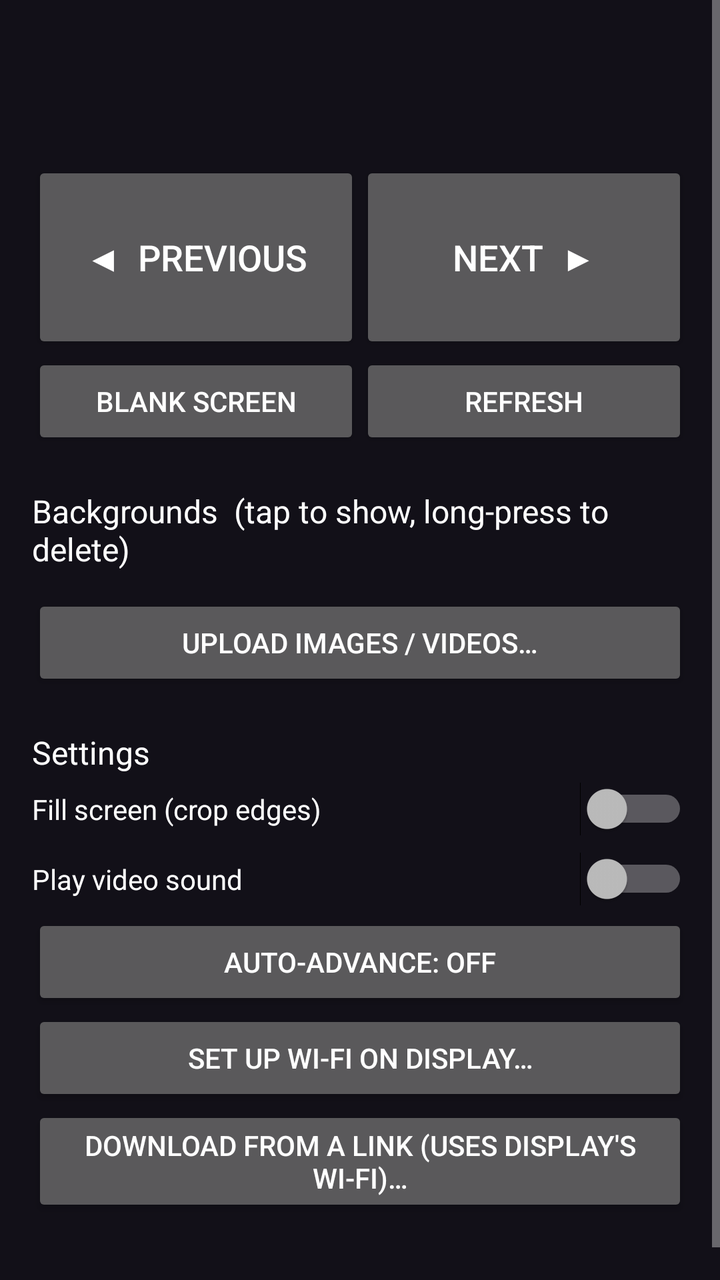
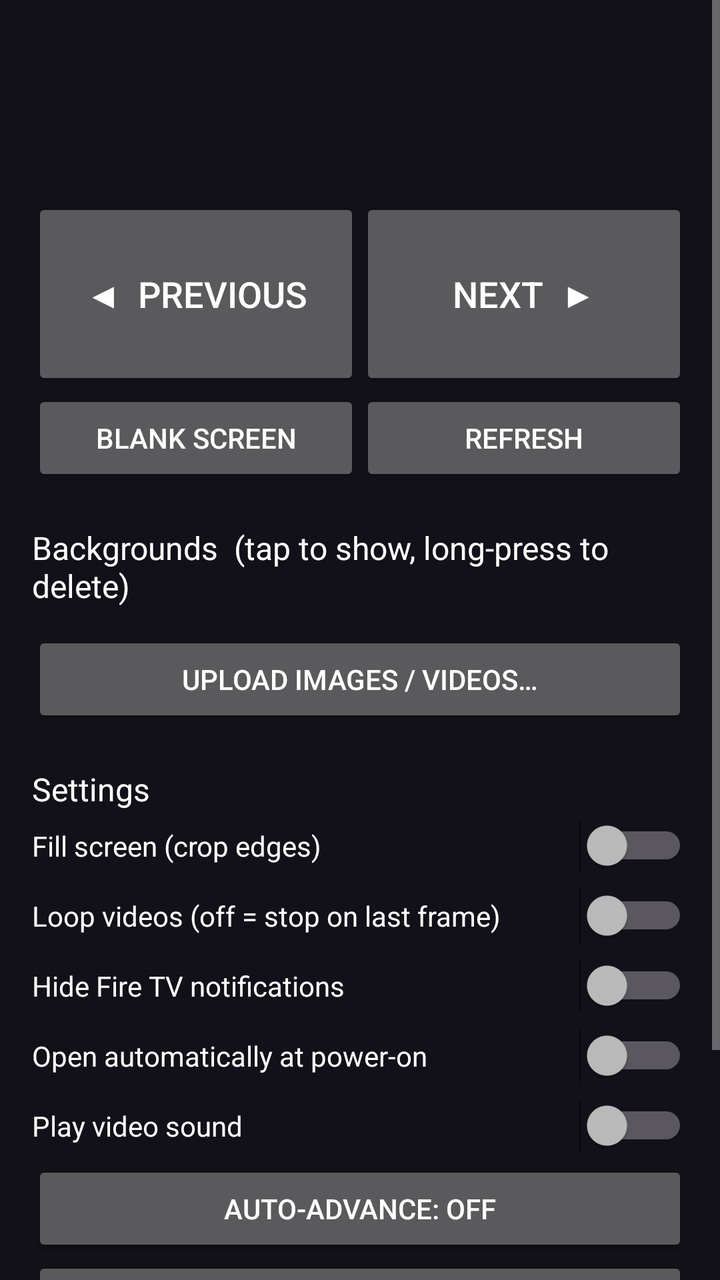

Two renders of the same Android screen: before a commit and after it. Below are the layout's source before the change and the commit's diff.
<!-- AndroidManifest.xml: application theme Theme.Controller -->
<!-- res/layout/activity_remote.xml -->
<?xml version="1.0" encoding="utf-8"?>
<ScrollView xmlns:android="http://schemas.android.com/apk/res/android"
    android:layout_width="match_parent"
    android:layout_height="match_parent">

    <LinearLayout
        android:layout_width="match_parent"
        android:layout_height="wrap_content"
        android:orientation="vertical"
        android:padding="16dp">

        <TextView
            android:id="@+id/connection"
            android:layout_width="match_parent"
            android:layout_height="wrap_content"
            android:textAppearance="@android:style/TextAppearance.Material.Subhead" />

        <TextView
            android:id="@+id/showing"
            android:layout_width="match_parent"
            android:layout_height="wrap_content"
            android:paddingTop="4dp"
            android:paddingBottom="12dp"
            android:textAppearance="@android:style/TextAppearance.Material.Title" />

        <Button
            android:id="@+id/reconnect"
            android:layout_width="match_parent"
            android:layout_height="wrap_content"
            android:text="Reconnect"
            android:visibility="gone" />

        <LinearLayout
            android:layout_width="match_parent"
            android:layout_height="wrap_content">

            <Button
                android:id="@+id/prev"
                android:layout_width="0dp"
                android:layout_height="96dp"
                android:layout_weight="1"
                android:text="◀  Previous"
                android:textSize="18sp" />

            <Button
                android:id="@+id/next"
                android:layout_width="0dp"
                android:layout_height="96dp"
                android:layout_weight="1"
                android:text="Next  ▶"
                android:textSize="18sp" />
        </LinearLayout>

        <LinearLayout
            android:layout_width="match_parent"
            android:layout_height="wrap_content">

            <Button
                android:id="@+id/blank"
                android:layout_width="0dp"
                android:layout_height="wrap_content"
                android:layout_weight="1"
                android:text="Blank screen" />

            <Button
                android:id="@+id/refresh"
                android:layout_width="0dp"
                android:layout_height="wrap_content"
                android:layout_weight="1"
                android:text="Refresh" />
        </LinearLayout>

        <TextView
            android:layout_width="match_parent"
            android:layout_height="wrap_content"
            android:paddingTop="20dp"
            android:text="Backgrounds  (tap to show, long-press to delete)"
            android:textAppearance="@android:style/TextAppearance.Material.Subhead" />

        <LinearLayout
            android:id="@+id/items"
            android:layout_width="match_parent"
            android:layout_height="wrap_content"
            android:orientation="vertical"
            android:paddingTop="4dp"
            android:paddingBottom="8dp" />

        <Button
            android:id="@+id/upload"
            android:layout_width="match_parent"
            android:layout_height="wrap_content"
            android:text="Upload images / videos…" />

        <ProgressBar
            android:id="@+id/uploadProgress"
            style="@android:style/Widget.Material.ProgressBar.Horizontal"
            android:layout_width="match_parent"
            android:layout_height="wrap_content"
            android:max="1000"
            android:visibility="gone" />

        <TextView
            android:id="@+id/uploadText"
            android:layout_width="match_parent"
            android:layout_height="wrap_content"
            android:visibility="gone" />

        <TextView
            android:layout_width="match_parent"
            android:layout_height="wrap_content"
            android:paddingTop="20dp"
            android:text="Settings"
            android:textAppearance="@android:style/TextAppearance.Material.Subhead" />

        <Switch
            android:id="@+id/fit"
            android:layout_width="match_parent"
            android:layout_height="wrap_content"
            android:paddingTop="8dp"
            android:paddingBottom="8dp"
            android:text="Fill screen (crop edges)" />

        <Switch
            android:id="@+id/audio"
            android:layout_width="match_parent"
            android:layout_height="wrap_content"
            android:paddingTop="8dp"
            android:paddingBottom="8dp"
            android:text="Play video sound" />

        <Button
            android:id="@+id/interval"
            android:layout_width="match_parent"
            android:layout_height="wrap_content"
            android:text="Auto-advance: off" />

        <Button
            android:id="@+id/wifi"
            android:layout_width="match_parent"
            android:layout_height="wrap_content"
            android:text="Set up Wi-Fi on display…" />

        <Button
            android:id="@+id/fetch"
            android:layout_width="match_parent"
            android:layout_height="wrap_content"
            android:text="Download from a link (uses display's Wi-Fi)…" />

        <TextView
            android:id="@+id/details"
            android:layout_width="match_parent"
            android:layout_height="wrap_content"
            android:fontFamily="monospace"
            android:paddingTop="16dp"
            android:textSize="12sp" />
    </LinearLayout>
</ScrollView>
<!-- resources referenced by this layout -->
<resources>
  <style name="Theme.Controller" parent="android:Theme.Material">
          <item name="android:colorPrimary">#1E1B2E</item>
          <item name="android:colorPrimaryDark">#14121F</item>
          <item name="android:colorAccent">#FF5C8A</item>
          <item name="android:windowBackground">#121018</item>
      </style>
</resources>

<!-- the commit's change to res/layout/activity_remote.xml (unified diff, before → after) -->
@@ -14,6 +14,13 @@
             android:layout_width="match_parent"
             android:layout_height="wrap_content"
             android:textAppearance="@android:style/TextAppearance.Material.Subhead" />
+
+        <TextView
+            android:id="@+id/transport"
+            android:layout_width="match_parent"
+            android:layout_height="wrap_content"
+            android:paddingTop="2dp"
+            android:textAppearance="@android:style/TextAppearance.Material.Caption" />
 
         <TextView
             android:id="@+id/showing"
@@ -121,6 +128,30 @@
             android:text="Fill screen (crop edges)" />
 
         <Switch
+            android:id="@+id/loop"
+            android:layout_width="match_parent"
+            android:layout_height="wrap_content"
+            android:paddingTop="8dp"
+            android:paddingBottom="8dp"
+            android:text="Loop videos (off = stop on last frame)" />
+
+        <Switch
+            android:id="@+id/quiet"
+            android:layout_width="match_parent"
+            android:layout_height="wrap_content"
+            android:paddingTop="8dp"
+            android:paddingBottom="8dp"
+            android:text="Hide Fire TV notifications" />
+
+        <Switch
+            android:id="@+id/autostart"
+            android:layout_width="match_parent"
+            android:layout_height="wrap_content"
+            android:paddingTop="8dp"
+            android:paddingBottom="8dp"
+            android:text="Open automatically at power-on" />
+
+        <Switch
             android:id="@+id/audio"
             android:layout_width="match_parent"
             android:layout_height="wrap_content"
